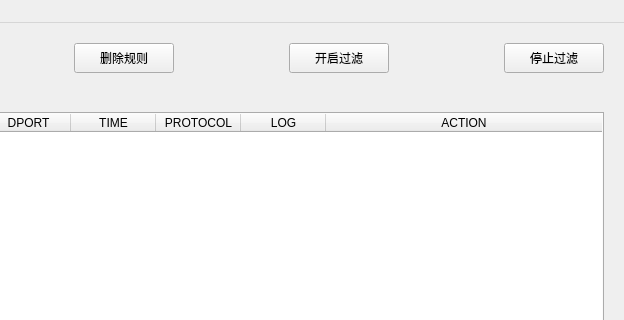
mryuan0428/Firewall-Based-on-Netfilter, file WJ_firewall/mainwindow.ui: the form before one commit; both pictures show x 376 to 1000 and y 0 to 320 of the 1000 by 600 pixel window.
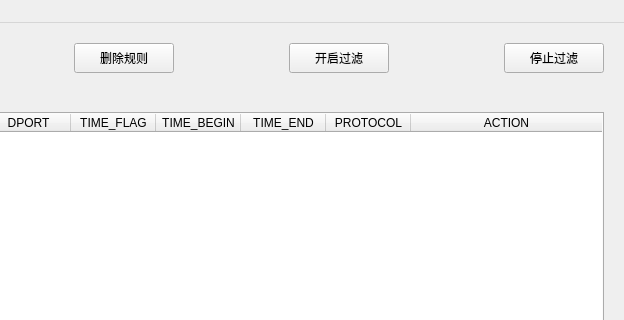
The form after the commit. The open tabs and pages were chosen to show the change.

Diff of the .ui file:
```diff
--- a/WJ_firewall/mainwindow.ui
+++ b/WJ_firewall/mainwindow.ui
@@ -311,7 +311,23 @@
             </column>
             <column>
              <property name="text">
-              <string>TIME</string>
+              <string>TIME_FLAG</string>
+             </property>
+             <property name="textAlignment">
+              <set>AlignCenter</set>
+             </property>
+            </column>
+            <column>
+             <property name="text">
+              <string>TIME_BEGIN</string>
+             </property>
+             <property name="textAlignment">
+              <set>AlignCenter</set>
+             </property>
+            </column>
+            <column>
+             <property name="text">
+              <string>TIME_END</string>
              </property>
              <property name="textAlignment">
               <set>AlignCenter</set>
@@ -325,14 +341,6 @@
               <set>AlignCenter</set>
              </property>
             </column>
-            <column>
-             <property name="text">
-              <string>LOG</string>
-             </property>
-             <property name="textAlignment">
-              <set>AlignCenter</set>
-             </property>
-            </column>
             <column>
              <property name="text">
               <string>ACTION</string>
```
Left out of the diff: 2 changed lines with no effect on the pictures.
